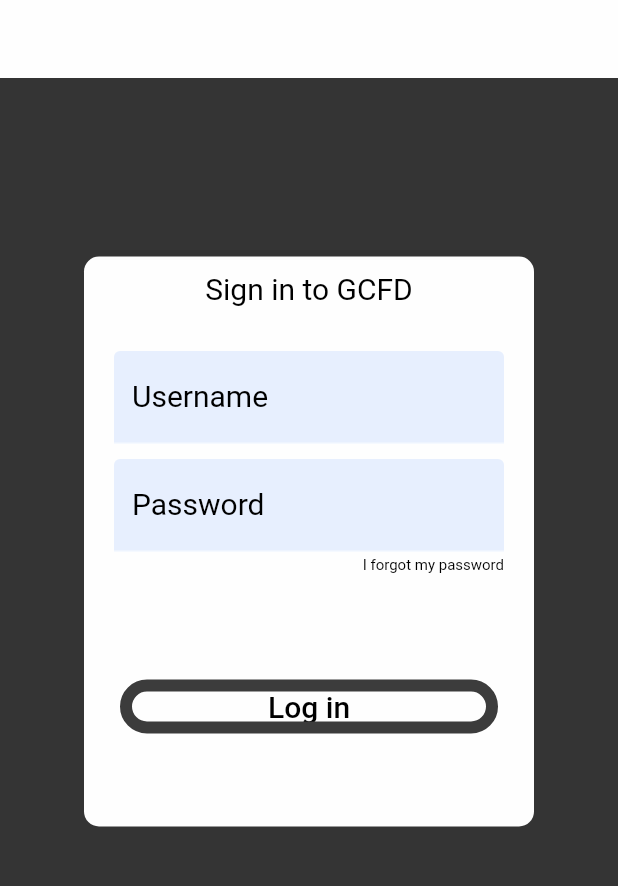
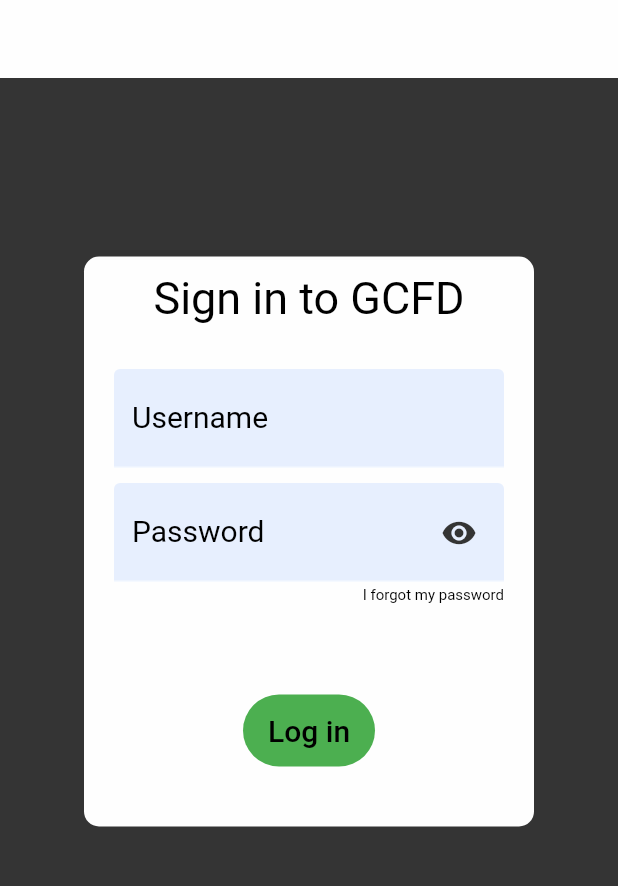
Before and after one commit to wterrill/gcfdLayout, a Flutter app: the screen it shows after launch, on a phone screen of 412 x 824 dp, the part 231-1117 px from its top. Run offline on Flutter 3.47's test engine with Material 2 defaults, Android fonts, the phone set to English and light mode, and no system bars; our stand-ins replace auto_size_text; Roboto replaces fonts that are missing (Georgia).

Commit message:
updated colors, put visibility and enabled/disabled button on login screen

```diff
--- a/lib/LoginScreen.dart
+++ b/lib/LoginScreen.dart
@@ -2,8 +2,28 @@ import 'package:flutter/material.dart';
 import 'package:gcfdlayout/SchedulingPage5.dart';
 import 'colorDefs.dart';
 
-class LoginScreen extends StatelessWidget {
-  const LoginScreen({Key key}) : super(key: key);
+// class LoginScreen extends StatelessWidget {
+//   const LoginScreen({Key key}) : super(key: key);
+
+// }
+
+class LoginScreen extends StatefulWidget {
+  LoginScreen({Key key}) : super(key: key);
+
+  @override
+  _LoginScreenState createState() => _LoginScreenState();
+}
+
+class _LoginScreenState extends State<LoginScreen> {
+  bool _obscureText = true;
+  final myController = TextEditingController();
+
+  @override
+  void dispose() {
+    // Clean up the controller when the widget is disposed.
+    myController.dispose();
+    super.dispose();
+  }
 
   @override
   Widget build(BuildContext context) {
@@ -36,16 +56,17 @@ class LoginScreen extends StatelessWidget {
                     ),
                     child: Column(mainAxisSize: MainAxisSize.min, children: [
                       Container(height: 10),
-                      Text("Sign in to GCFD", style: ColorDefs.textBodyText1),
+                      Text("Sign in to GCFD", style: ColorDefs.textBodyBlack30),
                       Container(height: 30),
                       Padding(
                         padding: const EdgeInsets.symmetric(horizontal: 20.0),
                         child: TextFormField(
+                          style: ColorDefs.textBodyBlack20,
                           decoration: InputDecoration(
                             filled: true,
                             fillColor: ColorDefs.colorLoginBackground,
                             labelText: 'Username',
-                            labelStyle: ColorDefs.textBodyText1,
+                            labelStyle: ColorDefs.textBodyBlack20,
                           ),
                         ),
                       ),
@@ -53,11 +74,31 @@ class LoginScreen extends StatelessWidget {
                       Padding(
                         padding: const EdgeInsets.symmetric(horizontal: 20.0),
                         child: TextFormField(
+                          obscureText: _obscureText,
+                          style: ColorDefs.textBodyBlack20,
                           decoration: InputDecoration(
+                            suffixIcon: GestureDetector(
+                              onTap: () {
+                                ;
+                                setState(() {
+                                  _obscureText = !_obscureText;
+                                });
+                                print(_obscureText);
+                              },
+                              child: Padding(
+                                padding:
+                                    const EdgeInsetsDirectional.only(end: 12.0),
+                                child: _obscureText
+                                    ? Icon(Icons.visibility,
+                                        color: ColorDefs.colorDarkBackground)
+                                    : Icon(Icons.visibility_off,
+                                        color: ColorDefs.colorDarkBackground),
+                              ),
+                            ),
                             filled: true,
                             fillColor: ColorDefs.colorLoginBackground,
                             labelText: 'Password',
-                            labelStyle: ColorDefs.textBodyText1,
+                            labelStyle: ColorDefs.textBodyBlack20,
                           ),
                         ),
                       ),
@@ -68,31 +109,28 @@ class LoginScreen extends StatelessWidget {
                             padding:
                                 const EdgeInsets.symmetric(horizontal: 20.0),
                             child: Text("I forgot my password",
-                                style: ColorDefs.textBodyText1Small),
+                                style: ColorDefs.textBodyBlack10),
                           )),
                       Padding(
                         padding:
                             const EdgeInsets.fromLTRB(8.0, 60.0, 8.0, 10.0),
-                        child: ListTile(
-                          title: OutlineButton(
-                              borderSide: BorderSide(
-                                  width: 8.0,
-                                  color: ColorDefs.colorTopDrawerBackground),
+                        child: DecoratedBox(
+                          decoration: BoxDecoration(
+                              color: _obscureText
+                                  ? ColorDefs.colorUserAccent
+                                  : Colors.transparent,
+                              borderRadius: BorderRadius.circular(50.0),
+                              border: Border.all(
+                                  width: 2.0,
+                                  color: _obscureText
+                                      ? Colors.transparent
+                                      : Colors.grey)),
+                          child: FlatButton(
+                            disabledTextColor: Colors.grey,
                             shape: RoundedRectangleBorder(
-                                  borderRadius:
-                                      new BorderRadius.circular(50.0)),
-                              child: Text("Log in",
-                                  style: ColorDefs.textBodyText1),
-                              onPressed: () {
-                                // Navigate to the second screen using a named route.
-                                // Navigator.pushNamed(context, '/calendar');
-
-                                // Navigator.push(
-                                //     context,
-                                //     MaterialPageRoute(
-                                //         builder: (context) =>
-                                //             SchedulingPage5()));
-
+                                borderRadius: BorderRadius.circular(50.0)),
+                            onPressed: _obscureText
+                                ? () {
                                     Navigator.push(
                                         context,
                                         PageRouteBuilder<void>(
@@ -100,8 +138,37 @@ class LoginScreen extends StatelessWidget {
                                                 Duration(seconds: 2),
                                             pageBuilder: (_, __, ___) =>
                                                 SchedulingPage5()));
-                              }),
+                                  }
+                                : null,
+                            child: Text('Log in',
+                                style: _obscureText
+                                    ? ColorDefs.textBodyBlack20
+                                    : ColorDefs.textBodyGrey20),
                           ),
+                        ),
+                        // child: ListTile(
+                        //   title: OutlineButton(
+
+                        //       borderSide: BorderSide(
+                        //           width: _obscureText? 0.0 : 8.0,
+                        //           color: ColorDefs.colorTopDrawerBackground),
+                        //       shape: RoundedRectangleBorder(
+                        //           borderRadius:
+                        //               new BorderRadius.circular(50.0)),
+                        //       child: Text("Log in",
+                        //           style: ColorDefs.textBodyBlack10),
+                        // onPressed: _obscureText
+                        //     ? null
+                        //     : () {
+                        //         Navigator.push(
+                        //             context,
+                        //             PageRouteBuilder<void>(
+                        //                 transitionDuration:
+                        //                     Duration(seconds: 2),
+                        //                 pageBuilder: (_, __, ___) =>
+                        //                     SchedulingPage5()));
+                        //       }),
+                        // ),
                       )
                     ])),
               )),
--- a/lib/SchedulingPage.dart
+++ b/lib/SchedulingPage.dart
@@ -84,7 +84,7 @@ class SchedulingPage extends StatelessWidget {
                             padding: EdgeInsets.symmetric(horizontal: 10.0),
                             child: Text(
                               "Sarah Connor",
-                              style: ColorDefs.textBodyText1,
+                              style: ColorDefs.textBodyWhite20,
                             ),
                           )
                         ],
@@ -138,7 +138,7 @@ class SchedulingPage extends StatelessWidget {
                                 children: [
                                   Text(
                                     "This Week's Audits",
-                                    style: ColorDefs.textBodyText1,
+                                    style: ColorDefs.textBodyWhite20,
                                   ),
                                   Text("Mar 09, 2020 - Mar 15, 2020",
                                       style: ColorDefs.textDayHeadings),
--- a/lib/SchedulingPage2.dart
+++ b/lib/SchedulingPage2.dart
@@ -86,7 +86,7 @@ class SchedulingPage2 extends StatelessWidget {
                                 children: [
                                   Text(
                                     "This Week's Audits",
-                                    style: ColorDefs.textBodyText1,
+                                    style: ColorDefs.textBodyWhite20,
                                   ),
                                   Text("Mar 09, 2020 - Mar 15, 2020",
                                       style: ColorDefs.textDayHeadings),
--- a/lib/SchedulingPage3.dart
+++ b/lib/SchedulingPage3.dart
@@ -151,7 +151,7 @@ class SchedulingPage3 extends StatelessWidget {
                     padding: EdgeInsets.symmetric(horizontal: 10.0),
                     child: Text(
                       "Sarah Kitty",
-                      style: ColorDefs.textBodyText1,
+                      style: ColorDefs.textBodyWhite20,
                     ),
                   )
                 ],
@@ -194,7 +194,7 @@ class SchedulingPage3 extends StatelessWidget {
             children: [
               Text(
                 "This Week's Schedule",
-                style: ColorDefs.textBodyText1,
+                style: ColorDefs.textBodyWhite20,
               ),
               Text("Mar 09, 2020 - Mar 15, 2020",
                   style: ColorDefs.textDayHeadings),
--- a/lib/SchedulingPage4.dart
+++ b/lib/SchedulingPage4.dart
@@ -153,7 +153,7 @@ class SchedulingPage4 extends StatelessWidget {
                     padding: EdgeInsets.symmetric(horizontal: 10.0),
                     child: Text(
                       "Sarah Kitty",
-                      style: ColorDefs.textBodyText1,
+                      style: ColorDefs.textBodyWhite20,
                     ),
                   )
                 ],
@@ -196,7 +196,7 @@ class SchedulingPage4 extends StatelessWidget {
             children: [
               Text(
                 "This Week's Schedule",
-                style: ColorDefs.textBodyText1,
+                style: ColorDefs.textBodyWhite20,
               ),
               Text("Mar 09, 2020 - Mar 15, 2020",
                   style: ColorDefs.textDayHeadings),
--- a/lib/SchedulingPage5.dart
+++ b/lib/SchedulingPage5.dart
@@ -168,7 +168,7 @@ class SchedulingPage5 extends StatelessWidget {
               children: [
                 Text(
                   "This Week's Audits",
-                  style: ColorDefs.textBodyText1,
+                  style: ColorDefs.textBodyWhite20,
                 ),
                 Text("Mar 09, 2020 - Mar 15, 2020",
                     style: ColorDefs.textDayHeadings),
--- a/lib/TopWhiteHeader.dart
+++ b/lib/TopWhiteHeader.dart
@@ -54,7 +54,7 @@ class TopWhiteHeader extends StatelessWidget {
                     padding: EdgeInsets.symmetric(horizontal: 10.0),
                     child: Text(
                       "Sarah Connor",
-                      style: ColorDefs.textBodyText1,
+                      style: ColorDefs.textBodyBlack20,
                     ),
                   )
                 ],
--- a/lib/colorDefs.dart
+++ b/lib/colorDefs.dart
@@ -33,10 +33,17 @@ class ColorDefs {
 // Styles
   static TextStyle textDayHeadings =
       TextStyle(color: colorAudit2, fontSize: 10.0);
-  static TextStyle textBodyText1Small =
+  static TextStyle textBodyBlack10 =
       TextStyle(color: Colors.black, fontSize: 10.0);
-  static TextStyle textBodyText1 =
+  static TextStyle textBodyBlack20 =
       TextStyle(color: Colors.black, fontSize: 20.0);
+  static TextStyle textBodyBlack30 =
+      TextStyle(color: Colors.black, fontSize: 30.0);
+
+  static TextStyle textBodyGrey20 =
+      TextStyle(color: Colors.grey, fontSize: 20.0);
+  static TextStyle textBodyWhite20 =
+      TextStyle(color: Colors.white, fontSize: 20.0);
   static TextStyle textBodyText2 =
       TextStyle(color: colorTopHeader, fontSize: 20.0);
   static TextStyle textSubtitle2 =
```
Lines whose indentation alone changed are shown as unchanged.
